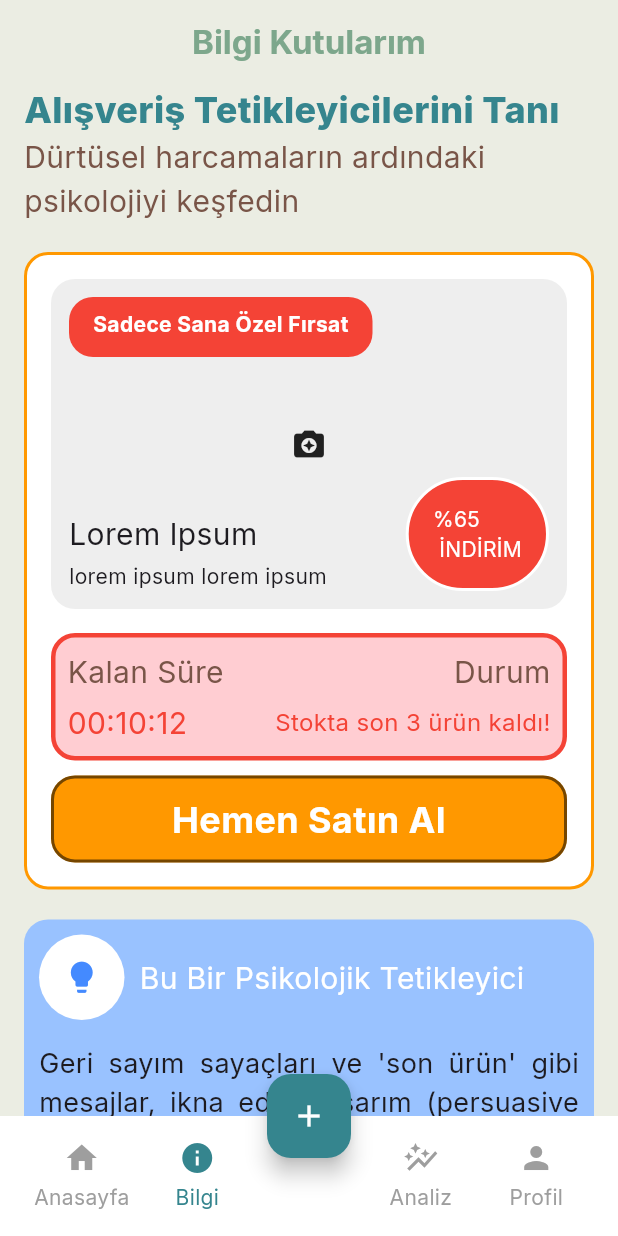
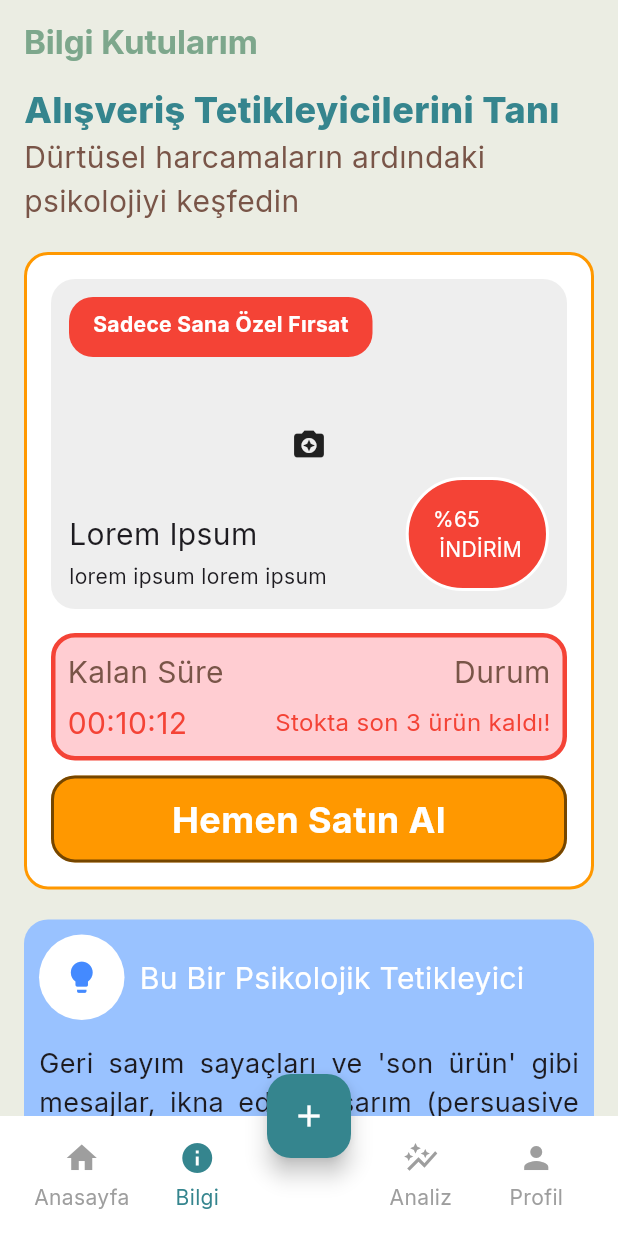
Before and after one commit to sceneup/bagimlilikla_mucadele, a Flutter app: the screen it shows after launch, item 2 of the bottom bar chosen, on a phone screen of 412 x 824 dp. Run offline on Flutter 3.47's test engine with Material 3 defaults, Android fonts, the phone set to English and light mode, and no system bars; our stand-ins replace go_router.

Commit message:
ufak bir değişiklik

```diff
--- a/lib/features/bilgi/views/bilgi_view.dart
+++ b/lib/features/bilgi/views/bilgi_view.dart
@@ -13,7 +13,7 @@ class BilgiView extends StatelessWidget {
   Widget build(BuildContext context) {
     return Scaffold(
       backgroundColor: Color(0xFFEBEDE3),
-      appBar: CustomAppBar(title:'Bilgi Kutularım'),
+      appBar: CustomAppBar(title:'Bilgi Kutularım',centerTitle: false,),
       body: SingleChildScrollView(
         child:Padding(
           padding: EdgeInsets.symmetric(horizontal: 16.0),
--- a/lib/features/bilgi/widgets/tuzak_bilgi_alani.dart
+++ b/lib/features/bilgi/widgets/tuzak_bilgi_alani.dart
@@ -1,5 +1,4 @@
 import 'package:flutter/material.dart';
-import 'package:bagimlilik/core/colors/app_colors.dart';
 class TuzakBilgiAlani extends StatelessWidget {
   const TuzakBilgiAlani({super.key});
 
```
